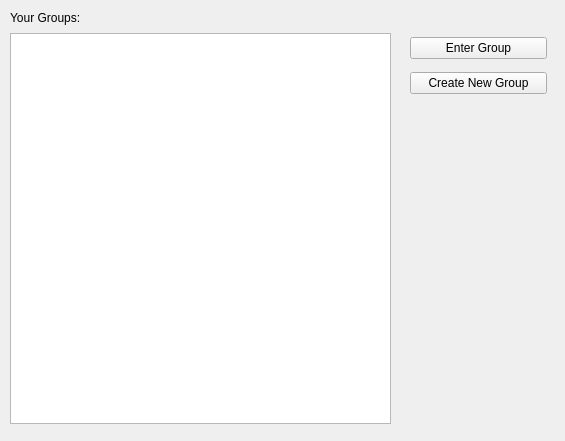
Qt form gui/displaygroupgui.ui (Huy-Nguyen-HCI/RocketBook) before a commit.
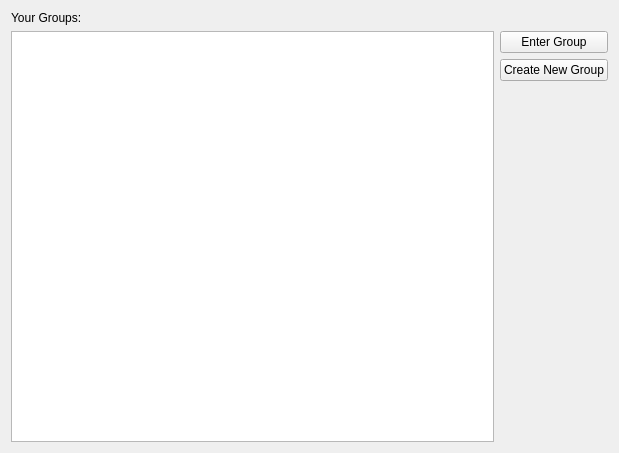
The same form after that commit.

Commit message: A lot of new changes to group

```diff
--- a/gui/displaygroupgui.ui
+++ b/gui/displaygroupgui.ui
@@ -6,54 +6,34 @@
    <rect>
     <x>0</x>
     <y>0</y>
-    <width>565</width>
-    <height>441</height>
+    <width>619</width>
+    <height>453</height>
    </rect>
   </property>
   <property name="windowTitle">
    <string>Form</string>
   </property>
-  <widget class="QTableWidget" name="groupTable">
-   <property name="geometry">
-    <rect>
-     <x>10</x>
-     <y>33</y>
-     <width>381</width>
-     <height>391</height>
-    </rect>
-   </property>
-  </widget>
+  <layout class="QGridLayout" name="gridLayout">
+   <item row="0" column="0">
   <widget class="QLabel" name="groupLabel">
-   <property name="geometry">
-    <rect>
-     <x>10</x>
-     <y>10</y>
-     <width>82</width>
-     <height>16</height>
-    </rect>
-   </property>
    <property name="text">
     <string>Your Groups:</string>
    </property>
   </widget>
-  <widget class="QWidget" name="layoutWidget">
-   <property name="geometry">
-    <rect>
-     <x>410</x>
-     <y>30</y>
-     <width>137</width>
-     <height>71</height>
-    </rect>
-   </property>
+   </item>
+   <item row="1" column="0" rowspan="2">
+    <widget class="QTableWidget" name="groupTable"/>
+   </item>
+   <item row="1" column="1">
    <layout class="QVBoxLayout" name="verticalLayout">
-    <item>
+     <item alignment="Qt::AlignTop">
      <widget class="QPushButton" name="enterGroupButton">
       <property name="text">
        <string>Enter Group</string>
       </property>
      </widget>
     </item>
-    <item>
+     <item alignment="Qt::AlignTop">
      <widget class="QPushButton" name="createGroupButton">
       <property name="text">
        <string>Create New Group</string>
@@ -61,7 +41,21 @@
      </widget>
     </item>
    </layout>
-  </widget>
+   </item>
+   <item row="2" column="1">
+    <spacer name="verticalSpacer">
+     <property name="orientation">
+      <enum>Qt::Vertical</enum>
+     </property>
+     <property name="sizeHint" stdset="0">
+      <size>
+       <width>20</width>
+       <height>343</height>
+      </size>
+     </property>
+    </spacer>
+   </item>
+  </layout>
  </widget>
  <resources/>
  <connections/>
```
Lines whose indentation alone changed are shown as unchanged. The commit also changes 20 other files.
